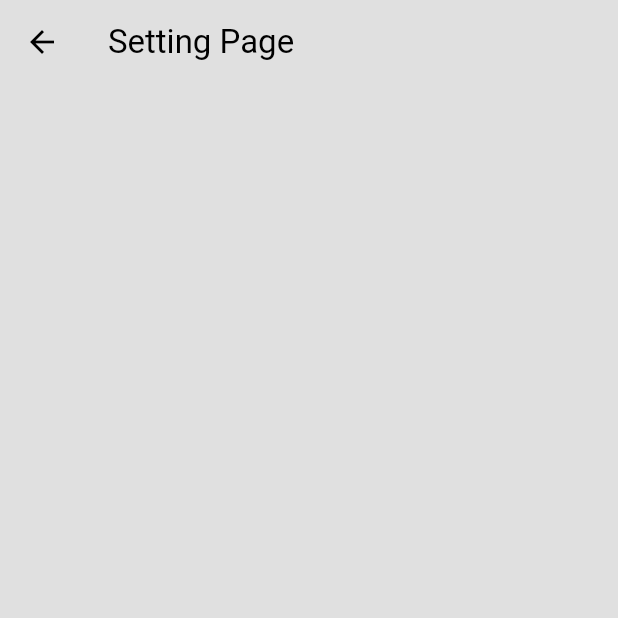
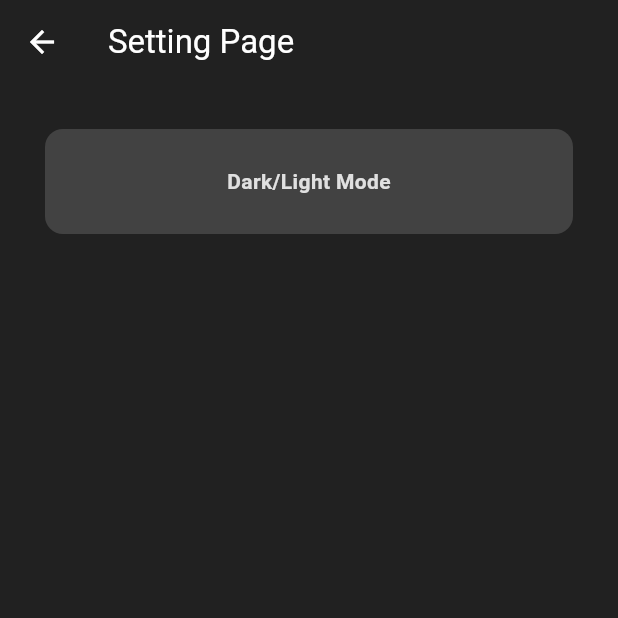
Before and after one commit to iskburcin/DemoAiEmo, a Flutter app: the screen it shows once a user with an empty profile is signed in, in the side drawer, after a tap on "A Y A R L A R", on a phone screen of 412 x 824 dp, the top half of it. Run offline on Flutter 3.47's test engine with Material 3 defaults, Android fonts, the phone set to English and light mode, and no system bars; our stand-ins replace camera, cloud_firestore, firebase_auth, firebase_core; missing offline and left inert: tflite_v2; accounts and stored records are empty; network calls fail.

Commit message:
New Day Early Changes for ergent meeting

```diff
--- /dev/null
+++ b/devtools_options.yaml
@@ -0,0 +1,3 @@
+description: This file stores settings for Dart & Flutter DevTools.
+documentation: https://docs.flutter.dev/tools/devtools/extensions#configure-extension-enablement-states
+extensions:
--- a/lib/main.dart
+++ b/lib/main.dart
@@ -3,11 +3,11 @@ import 'package:demoaiemo/auth/auth_page.dart';
 import 'package:demoaiemo/pages/home_page.dart';
 import 'package:demoaiemo/pages/profile_page.dart';
 import 'package:demoaiemo/pages/setting_page.dart';
-import 'package:demoaiemo/theme/dark_mode.dart';
-import 'package:demoaiemo/theme/light_mode.dart';
+import 'package:demoaiemo/theme/theme_provider.dart';
 import 'package:flutter/material.dart';
 import 'package:camera/camera.dart';
 import 'package:firebase_core/firebase_core.dart';
+import 'package:provider/provider.dart';
 import 'firebase_options.dart';
 
 
@@ -18,26 +18,31 @@ Future<void> main() async {
   await Firebase.initializeApp(
     options: DefaultFirebaseOptions.currentPlatform,
   );
-  runApp(const MainApp());
+  runApp(
+    ChangeNotifierProvider(
+      create: (context)=>ThemeProvider(),
+      child: const MainApp())
+      );
   cameras = await availableCameras();
 }
 
 class MainApp extends StatelessWidget {
-  const MainApp({super.key});
+  const MainApp({super.key,});
 
   @override
-  Widget build(context) {
+  Widget build(BuildContext context) {
     return MaterialApp(
        debugShowCheckedModeBanner: false,
       home: const AuthPage(), //app knows that what it should show on the screen
-      theme: lightMode,
-      darkTheme: darkMode,
+      theme: Provider.of<ThemeProvider>(context).themeData,
       routes: {
-        '/homepage':(context) => HomePage(),
-        '/camerapage':(context) => CameraPage(),
+        '/homepage':(context) => const HomePage(),
+        '/camerapage':(context) => const CameraPage(),
         '/profilepage':(context) => ProfilePage( ),
-        '/settingpage': (context) => SettingPage()
+        '/settingpage': (context) => const SettingPage()
       },
     );
    }
+
+
 }
--- a/lib/pages/home_page.dart
+++ b/lib/pages/home_page.dart
@@ -9,7 +9,6 @@ class HomePage extends StatefulWidget {
 }
 
 class _HomePageState extends State<HomePage> {
-
   int selectedIndex = 0;
   void navigateBottomBarToPages(int index){
     setState(() {
@@ -23,7 +22,6 @@ class _HomePageState extends State<HomePage> {
       appBar: AppBar(
         title: const Text("AIEmo"),
       ),
-
       body: Column(
         mainAxisAlignment: MainAxisAlignment.spaceBetween,
           // padding:const EdgeInsets.only(left: 120,right: 120,top: 120),
@@ -34,16 +32,18 @@ class _HomePageState extends State<HomePage> {
                 margin: const EdgeInsets.symmetric(horizontal:25),
                 width: MediaQuery.sizeOf(context).width ,
                 padding: const EdgeInsets.all(20),
-                decoration: BoxDecoration(color: const Color.fromARGB(255, 184, 14, 14)),
+                decoration: const BoxDecoration(color: const Color.fromARGB(255, 184, 14, 14)),
                 child:const Row(
                   mainAxisAlignment: MainAxisAlignment.start,
                   children: [
-                    Text("Merhabalar!!  "),
+                    Text("Hello BRM !!  ",style: TextStyle(fontSize: 30),),
                     Icon(Icons.waving_hand_outlined)
                   ],
                 ),
               ),
-              const Text("Burada AIEmo'yu tanıtacak textler bulunacak"),
+              Container(height: 70,),
+              const Text("Burada AIEmo'yu tanıtacak textler bulunacak",
+                style: TextStyle(fontSize: 20),),
               ],),
 
            Container(
--- a/lib/pages/login_page.dart
+++ b/lib/pages/login_page.dart
@@ -36,7 +36,7 @@ class _LoginPageState extends State<LoginPage> {
               Row(
                 mainAxisAlignment: MainAxisAlignment.end,
                 children: [
-                  Text("Forget Password",style: TextStyle(
+                  Text("Çifremi Unuttum",style: TextStyle(
                     color: Theme.of(context).colorScheme.secondary
                   ),
                   ),
@@ -55,8 +55,8 @@ class _LoginPageState extends State<LoginPage> {
                     child: Text("Kaydol", style: TextStyle(fontWeight: FontWeight.bold),))
                 ],
               ),
-
-          ],),
+            ],
+          ),
         ),
       ),
     );
--- a/lib/pages/register_page.dart
+++ b/lib/pages/register_page.dart
@@ -35,9 +35,11 @@ class _RegisterPageState extends State<RegisterPage> {
           padding: const EdgeInsets.all(25.0),
           child: Column(
             mainAxisAlignment: MainAxisAlignment.center,
+            children: <Widget>[
+              _title(),
+              Expanded(child: ListView(
+                shrinkWrap: true,
                 children: [
-              _title(),
-
                   const SizedBox(height: 25,),
 
                   _loginform(),
@@ -58,7 +60,8 @@ class _RegisterPageState extends State<RegisterPage> {
                         child: Text("Giriş Yap", style: TextStyle(fontWeight: FontWeight.bold),))
                     ],
                   ),
-
+                ]
+              ))
           ],),
         ),
       ),
--- a/lib/pages/setting_page.dart
+++ b/lib/pages/setting_page.dart
@@ -1,4 +1,7 @@
+import 'package:demoaiemo/theme/theme_provider.dart';
+import 'package:demoaiemo/util/my_botton.dart';
 import 'package:flutter/material.dart';
+import 'package:provider/provider.dart';
 
 class SettingPage extends StatefulWidget {
   const SettingPage({super.key});
@@ -8,6 +11,8 @@ class SettingPage extends StatefulWidget {
 }
 
 class _SettingPageState extends State<SettingPage> {
+
+
   @override
   Widget build(BuildContext context) {
     return Scaffold(
@@ -15,7 +20,23 @@ class _SettingPageState extends State<SettingPage> {
         title: Text("Setting Page"),
         ),
       body: Center(
-          child: Text("Setting Page"),
+          child: Padding(
+            padding: const EdgeInsets.all(30),
+            child: Column(
+              mainAxisAlignment: MainAxisAlignment.start,
+              children: [
+              MyBotton(
+              text:  "Dark/Light Mode",
+              onTap: (){
+                Provider.of<ThemeProvider>(
+                    context,listen: false).toggleTheme();
+              })
+            ],),
+          ),
           ),
     );  }
+
+    void themeSwitch(){
+
+    }
 }
--- a/lib/theme/light_mode.dart
+++ b/lib/theme/light_mode.dart
@@ -9,7 +9,7 @@ ThemeData lightMode = ThemeData(
     inversePrimary: Colors.grey.shade500
     ),
   textTheme: ThemeData.light().textTheme.apply(
-    bodyColor: Colors.grey[300],
+    bodyColor: Colors.grey[900],
     displayColor: Colors.white
   )
 );
--- /dev/null
+++ b/lib/theme/theme_provider.dart
@@ -0,0 +1,20 @@
+import 'package:demoaiemo/theme/dark_mode.dart';
+import 'package:demoaiemo/theme/light_mode.dart';
+import 'package:flutter/material.dart';
+
+class ThemeProvider with ChangeNotifier{
+  ThemeData _themeData = darkMode;
+
+  ThemeData get themeData => _themeData;
+  set themeData(ThemeData theme){
+    _themeData = theme;
+    notifyListeners();
+  }
+
+  void toggleTheme(){
+    if (_themeData == lightMode){
+      themeData = darkMode;
+    }else{
+      themeData = lightMode;
+    }  }
+}
--- a/lib/util/my_drawer.dart
+++ b/lib/util/my_drawer.dart
@@ -1,3 +1,4 @@
+import 'package:demoaiemo/pages/setting_page.dart';
 import 'package:firebase_auth/firebase_auth.dart';
 import 'package:flutter/material.dart';
 
@@ -5,7 +6,7 @@ class MyDrawer extends StatelessWidget {
   const MyDrawer({super.key});
 
   @override
-  Widget build(BuildContext context) {
+  Widget build(context) {
     return Drawer(
         backgroundColor: Theme.of(context).colorScheme.surface,
         child: Column(
@@ -21,7 +22,7 @@ class MyDrawer extends StatelessWidget {
                   ),
 
                   ListTile(
-                    textColor: Colors.white,
+                    textColor: Theme.of(context).colorScheme.inversePrimary,
                     leading: Icon(
                       Icons.home,
                       color: Theme.of(context).colorScheme.inversePrimary,
@@ -35,7 +36,7 @@ class MyDrawer extends StatelessWidget {
                   ),
 
                   ListTile(
-                    textColor: Colors.white,
+                    textColor: Theme.of(context).colorScheme.inversePrimary,
                     leading: Icon(
                       Icons.person,
                       color: Theme.of(context).colorScheme.inversePrimary,
@@ -49,22 +50,25 @@ class MyDrawer extends StatelessWidget {
                   ),
 
                   ListTile(
-                    textColor: Colors.white,
+                    textColor: Theme.of(context).colorScheme.inversePrimary,
                     contentPadding: EdgeInsets.only(left: 35),
-                    leading: const Icon(Icons.settings, color: Colors.white),
+                    leading: Icon(
+                      Icons.settings,
+                      color: Theme.of(context).colorScheme.inversePrimary,
+                      ),
                     title: const Text("A Y A R L A R"),
                     onTap: (){
                       Navigator.pop(context);
-                      Navigator.pushNamed(context, '/settingpage');
+                      Navigator.pushNamed(context,'/settingpage');
                     },
                   ),
                 ],
               ),
 
               ListTile(
-                textColor: Colors.white,
+                textColor: Theme.of(context).colorScheme.inversePrimary,
                 contentPadding: EdgeInsets.only(left: 35),
-                leading: Icon(Icons.logout),
+                leading: Icon(Icons.logout, color: Theme.of(context).colorScheme.inversePrimary,),
                 title: const Text("Ç I K I Ş"),
                 onTap: (){
                   Navigator.pop(context);
```
Also changed, not shown: assets/labels.txt (+4 -4 lines), lib/pages/camera_page.dart (+65 -60 lines), lib/pages/profile_page.dart (+12 -12 lines), lib/pages/suggestion_page.dart (added, +45 -0 lines), lib/firebase_options.dart. Lines whose indentation alone changed are shown as unchanged.
